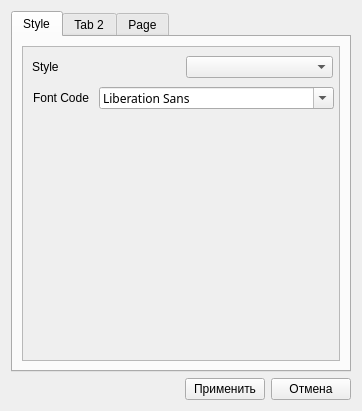
This is appData/settings.ui in nikitka-lyceum/Editor as Qt 5 draws it before an edit. The edited form follows.
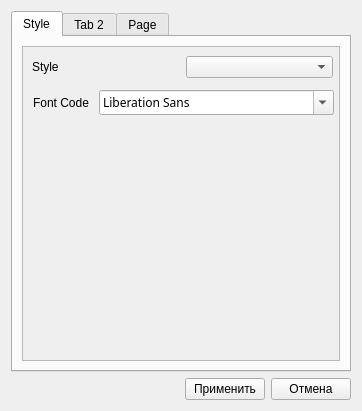
This is the edited form.

What changed in the file:
```diff
--- a/appData/settings.ui
+++ b/appData/settings.ui
@@ -69,7 +69,7 @@
              <x>10</x>
              <y>40</y>
              <width>301</width>
-             <height>22</height>
+             <height>31</height>
             </rect>
            </property>
            <layout class="QHBoxLayout" name="horizontalLayout_3">
```
Left out of the diff: 3 changed lines with no effect on the pictures.
